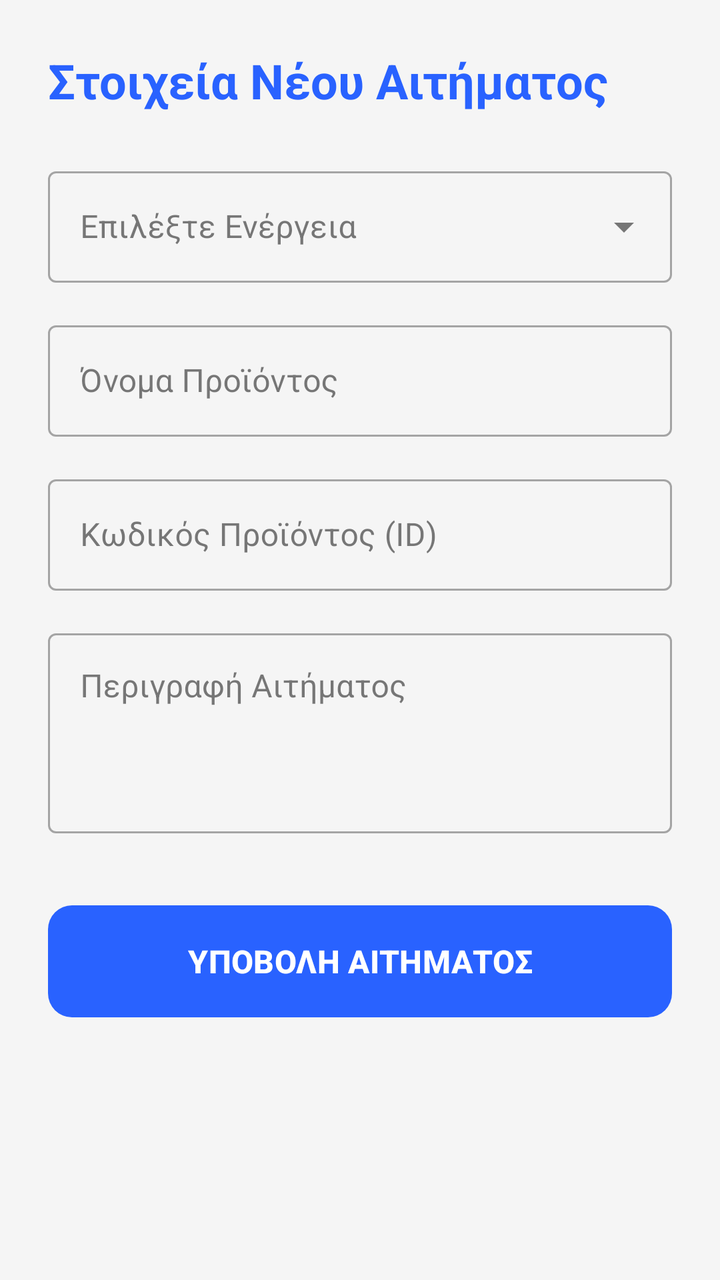
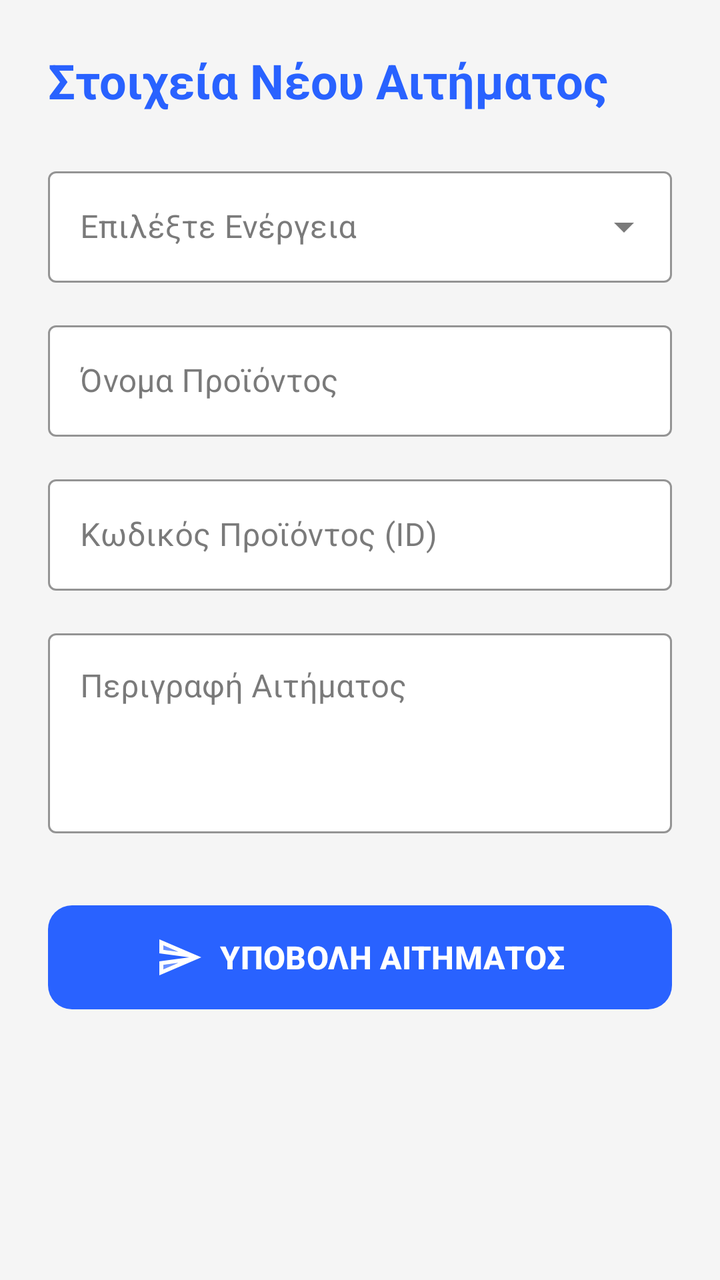

Two renders of the same Android screen: before a commit and after it. Below are the layout's source before the change and the commit's diff.
<!-- AndroidManifest.xml: application theme Theme.Team21 -->
<!-- res/layout/activity_new_request.xml -->
<?xml version="1.0" encoding="utf-8"?>
<ScrollView xmlns:android="http://schemas.android.com/apk/res/android"
    xmlns:app="http://schemas.android.com/apk/res-auto"
    android:layout_width="match_parent"
    android:layout_height="match_parent"
    android:fillViewport="true"
    android:background="?android:attr/windowBackground">

    <LinearLayout
        android:id="@+id/main"
        android:layout_width="match_parent"
        android:layout_height="wrap_content"
        android:orientation="vertical"
        android:padding="24dp">

        <TextView
            android:layout_width="wrap_content"
            android:layout_height="wrap_content"
            android:layout_marginBottom="24dp"
            android:text="Στοιχεία Νέου Αιτήματος"
            android:textColor="?attr/colorPrimary"
            android:textSize="24sp"
            android:textStyle="bold" />

        
        <com.google.android.material.textfield.TextInputLayout
            style="@style/Widget.MaterialComponents.TextInputLayout.OutlinedBox.ExposedDropdownMenu"
            android:layout_width="match_parent"
            android:layout_height="wrap_content"
            android:layout_marginBottom="16dp"
            android:hint="Επιλέξτε Ενέργεια">

            <AutoCompleteTextView
                android:id="@+id/spinnerAction"
                android:layout_width="match_parent"
                android:layout_height="wrap_content"
                android:inputType="none" />
        </com.google.android.material.textfield.TextInputLayout>

        
        <com.google.android.material.textfield.TextInputLayout
            style="@style/Widget.MaterialComponents.TextInputLayout.OutlinedBox"
            android:layout_width="match_parent"
            android:layout_height="wrap_content"
            android:layout_marginBottom="16dp"
            android:hint="Όνομα Προϊόντος">

            <com.google.android.material.textfield.TextInputEditText
                android:id="@+id/txtRequestProductName"
                android:layout_width="match_parent"
                android:layout_height="wrap_content"
                android:inputType="text" />
        </com.google.android.material.textfield.TextInputLayout>

        
        <com.google.android.material.textfield.TextInputLayout
            style="@style/Widget.MaterialComponents.TextInputLayout.OutlinedBox"
            android:layout_width="match_parent"
            android:layout_height="wrap_content"
            android:layout_marginBottom="16dp"
            android:hint="Κωδικός Προϊόντος (ID)">

            <com.google.android.material.textfield.TextInputEditText
                android:id="@+id/txtRequestProductId"
                android:layout_width="match_parent"
                android:layout_height="wrap_content"
                android:inputType="text" />
        </com.google.android.material.textfield.TextInputLayout>

        
        <com.google.android.material.textfield.TextInputLayout
            style="@style/Widget.MaterialComponents.TextInputLayout.OutlinedBox"
            android:layout_width="match_parent"
            android:layout_height="wrap_content"
            android:layout_marginBottom="32dp"
            android:hint="Περιγραφή Αιτήματος">

            <com.google.android.material.textfield.TextInputEditText
                android:id="@+id/txtRequestDescription"
                android:layout_width="match_parent"
                android:layout_height="100dp"
                android:gravity="top|start"
                android:inputType="textMultiLine" />
        </com.google.android.material.textfield.TextInputLayout>

        <com.google.android.material.button.MaterialButton
            android:id="@+id/btnCreateRequest"
            android:layout_width="match_parent"
            android:layout_height="64dp"
            android:text="ΥΠΟΒΟΛΗ ΑΙΤΗΜΑΤΟΣ"
            android:textSize="16sp"
            android:textStyle="bold"
            app:cornerRadius="12dp" />

    </LinearLayout>
</ScrollView>
<!-- resources referenced by this layout -->
<resources>
  <style name="Theme.Team21" parent="Base.Theme.Team21" />
  <style name="Base.Theme.Team21" parent="Theme.Material3.DayNight.NoActionBar">
  
          
          <item name="android:windowBackground">@color/bg_light</item>
          <item name="colorSurface">@color/card_light</item>
          <item name="colorSurfaceVariant">@color/input_bg_light</item>
  
          
          <item name="colorOnSurface">@color/text_dark</item>
          <item name="colorOnSurfaceVariant">@color/text_muted_light</item>
  
          <item name="colorOnPrimary">@color/white</item>
  
          
          <item name="colorPrimary">@color/eshop_primary</item>
          <item name="colorSecondary">@color/eshop_accent</item>
  
          <item name="colorError">@color/error_red_light</item>
  
          
          <item name="android:statusBarColor">@color/bg_light</item>
          <item name="android:windowLightStatusBar">true</item>
  
          
          <item name="colorFilterActive">@color/filter_active_light</item>
          <item name="colorFilterUnselected">@color/filter_bg_unselected_light</item>
  
          
          <item name="colorMenuButton">@color/teal_menu_light</item>
      </style>
  <color name="bg_light">#F5F5F5</color>
  <color name="card_light">#FFFFFF</color>
  <color name="input_bg_light">#EBEBEB</color>
  <color name="text_dark">#212121</color>
  <color name="text_muted_light">#757575</color>
  <color name="white">#FFFFFFFF</color>
  <color name="eshop_primary">#2962FF</color>
  <color name="eshop_accent">#FF6D00</color>
  <color name="error_red_light">#D32F2F</color>
  <color name="filter_active_light">#2962FF</color>
  <color name="filter_bg_unselected_light">#E0E0E0</color>
  <color name="teal_menu_light">#009688</color>
</resources>

<!-- the commit's change to res/layout/activity_new_request.xml (unified diff, before → after) -->
@@ -28,12 +28,15 @@
             android:layout_width="match_parent"
             android:layout_height="wrap_content"
             android:layout_marginBottom="16dp"
+            app:boxBackgroundColor="?attr/colorSurface"
+            app:boxStrokeColor="?attr/colorPrimary"
             android:hint="Επιλέξτε Ενέργεια">
 
             <AutoCompleteTextView
                 android:id="@+id/spinnerAction"
                 android:layout_width="match_parent"
                 android:layout_height="wrap_content"
+                android:textColor="?attr/colorOnSurface"
                 android:inputType="none" />
         </com.google.android.material.textfield.TextInputLayout>
 
@@ -43,12 +46,15 @@
             android:layout_width="match_parent"
             android:layout_height="wrap_content"
             android:layout_marginBottom="16dp"
+            app:boxBackgroundColor="?attr/colorSurface"
+            app:boxStrokeColor="?attr/colorPrimary"
             android:hint="Όνομα Προϊόντος">
 
             <com.google.android.material.textfield.TextInputEditText
                 android:id="@+id/txtRequestProductName"
                 android:layout_width="match_parent"
                 android:layout_height="wrap_content"
+                android:textColor="?attr/colorOnSurface"
                 android:inputType="text" />
         </com.google.android.material.textfield.TextInputLayout>
 
@@ -58,12 +64,15 @@
             android:layout_width="match_parent"
             android:layout_height="wrap_content"
             android:layout_marginBottom="16dp"
+            app:boxBackgroundColor="?attr/colorSurface"
+            app:boxStrokeColor="?attr/colorPrimary"
             android:hint="Κωδικός Προϊόντος (ID)">
 
             <com.google.android.material.textfield.TextInputEditText
                 android:id="@+id/txtRequestProductId"
                 android:layout_width="match_parent"
                 android:layout_height="wrap_content"
+                android:textColor="?attr/colorOnSurface"
                 android:inputType="text" />
         </com.google.android.material.textfield.TextInputLayout>
 
@@ -73,6 +82,8 @@
             android:layout_width="match_parent"
             android:layout_height="wrap_content"
             android:layout_marginBottom="32dp"
+            app:boxBackgroundColor="?attr/colorSurface"
+            app:boxStrokeColor="?attr/colorPrimary"
             android:hint="Περιγραφή Αιτήματος">
 
             <com.google.android.material.textfield.TextInputEditText
@@ -80,16 +91,23 @@
                 android:layout_width="match_parent"
                 android:layout_height="100dp"
                 android:gravity="top|start"
+                android:textColor="?attr/colorOnSurface"
                 android:inputType="textMultiLine" />
         </com.google.android.material.textfield.TextInputLayout>
 
         <com.google.android.material.button.MaterialButton
             android:id="@+id/btnCreateRequest"
             android:layout_width="match_parent"
-            android:layout_height="64dp"
+            android:layout_height="60dp"
+            app:backgroundTint="?attr/colorPrimary"
             android:text="ΥΠΟΒΟΛΗ ΑΙΤΗΜΑΤΟΣ"
+            android:textColor="?attr/colorOnPrimary"
             android:textSize="16sp"
             android:textStyle="bold"
+            app:icon="@drawable/send_email_icon"
+            app:iconSize="24dp"
+            app:iconTint="?attr/colorOnPrimary"
+            app:iconGravity="textStart"
             app:cornerRadius="12dp" />
 
     </LinearLayout>
<!-- resource entries referenced after the edit -->
@@ -1,5 +1,13 @@
 <!-- resources referenced by this layout -->
 <resources>
+  <!-- drawable send_email_icon (drawable) -->
+  <vector xmlns:android="http://schemas.android.com/apk/res/android" android:autoMirrored="true" android:height="24dp" android:tint="#F8F5F5" android:viewportHeight="24" android:viewportWidth="24" android:width="24dp">
+        
+      <path android:fillAlpha="0.3" android:fillColor="@android:color/white" android:pathData="M4,8.25l7.51,1 -7.5,-3.22zM4.01,17.97l7.5,-3.22 -7.51,1z" android:strokeAlpha="0.3"/>
+        
+      <path android:fillColor="@android:color/white" android:pathData="M2.01,3L2,10l15,2 -15,2 0.01,7L23,12 2.01,3zM4,8.25L4,6.03l7.51,3.22 -7.51,-1zM4.01,17.97v-2.22l7.51,-1 -7.51,3.22z"/>
+      
+  </vector>
   <style name="Theme.Team21" parent="Base.Theme.Team21" />
   <style name="Base.Theme.Team21" parent="Theme.Material3.DayNight.NoActionBar">
   
